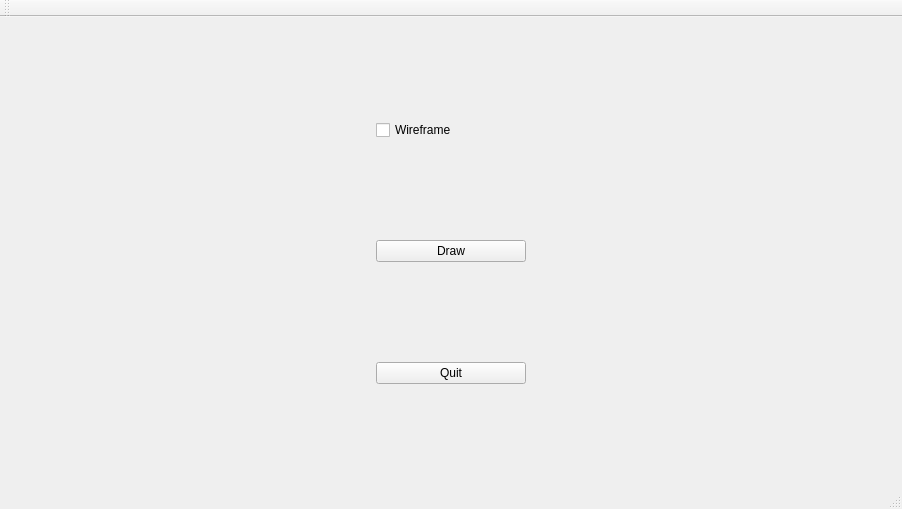
First picture: the form in code_skinning/project/src/local/interface/mainwindow.ui, repository Furane/Projet_IMI, before the edit.
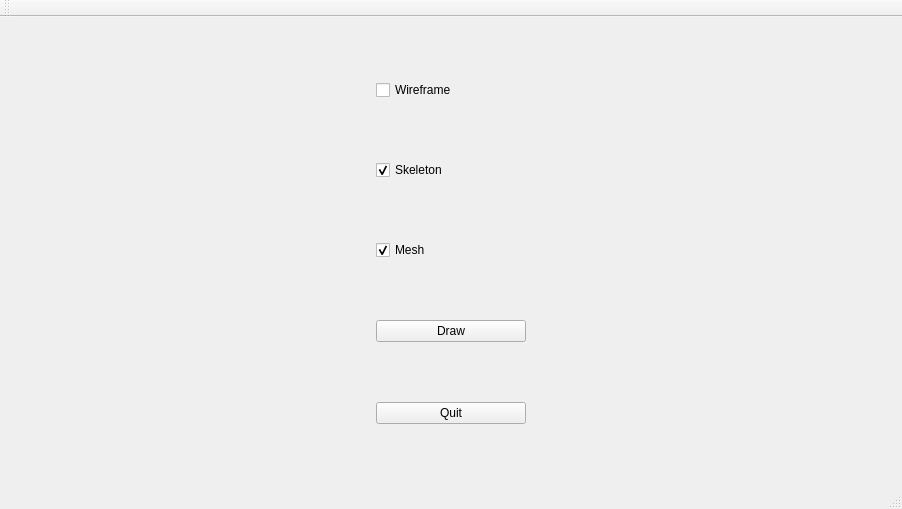
Second picture: the form after the edit.

Commit message: Added skeleton and mesh draw interface options

```diff
--- a/code_skinning/project/src/local/interface/mainwindow.ui
+++ b/code_skinning/project/src/local/interface/mainwindow.ui
@@ -51,7 +51,7 @@
         </property>
        </widget>
       </item>
-      <item row="1" column="0">
+      <item row="3" column="0">
        <widget class="QPushButton" name="draw">
         <property name="sizePolicy">
          <sizepolicy hsizetype="Fixed" vsizetype="Fixed">
@@ -70,7 +70,7 @@
         </property>
        </widget>
       </item>
-      <item row="2" column="0">
+      <item row="4" column="0">
        <widget class="QPushButton" name="quit">
         <property name="sizePolicy">
          <sizepolicy hsizetype="Fixed" vsizetype="Fixed">
@@ -89,6 +89,26 @@
         </property>
        </widget>
       </item>
+      <item row="1" column="0">
+       <widget class="QCheckBox" name="skeleton">
+        <property name="text">
+         <string>Skeleton</string>
+        </property>
+        <property name="checked">
+         <bool>true</bool>
+        </property>
+       </widget>
+      </item>
+      <item row="2" column="0">
+       <widget class="QCheckBox" name="mesh">
+        <property name="text">
+         <string>Mesh</string>
+        </property>
+        <property name="checked">
+         <bool>true</bool>
+        </property>
+       </widget>
+      </item>
      </layout>
     </item>
     <item>
```
Left out of the diff: 2 changed lines with no effect on the pictures. The commit also changes 8 other files.
